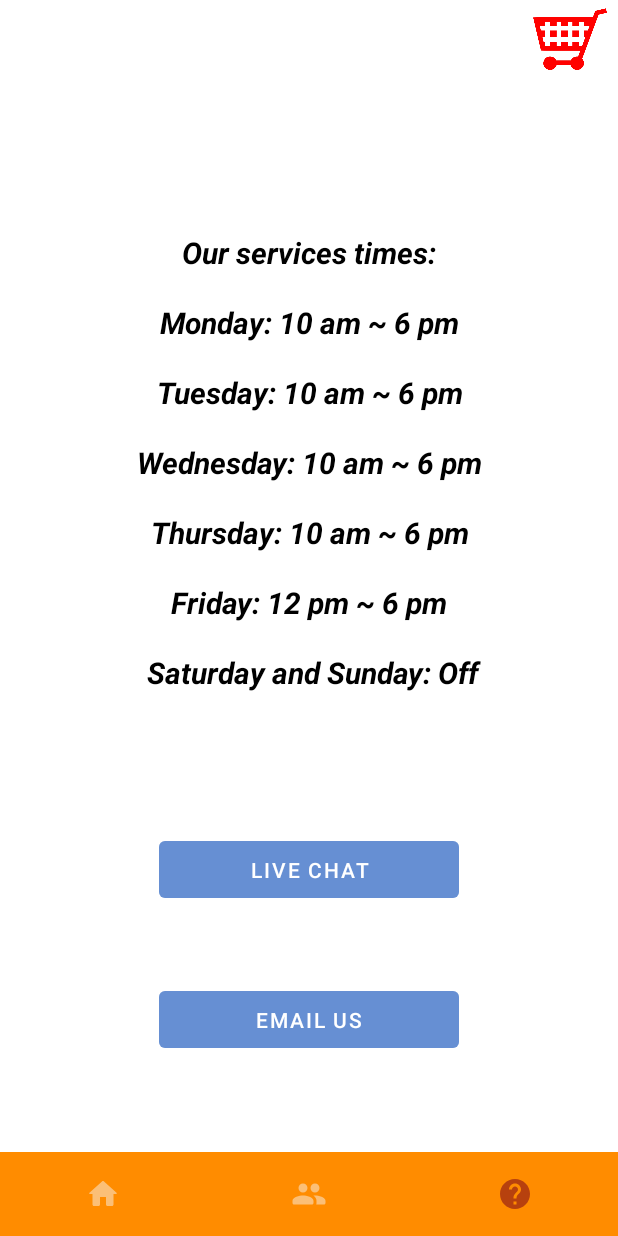
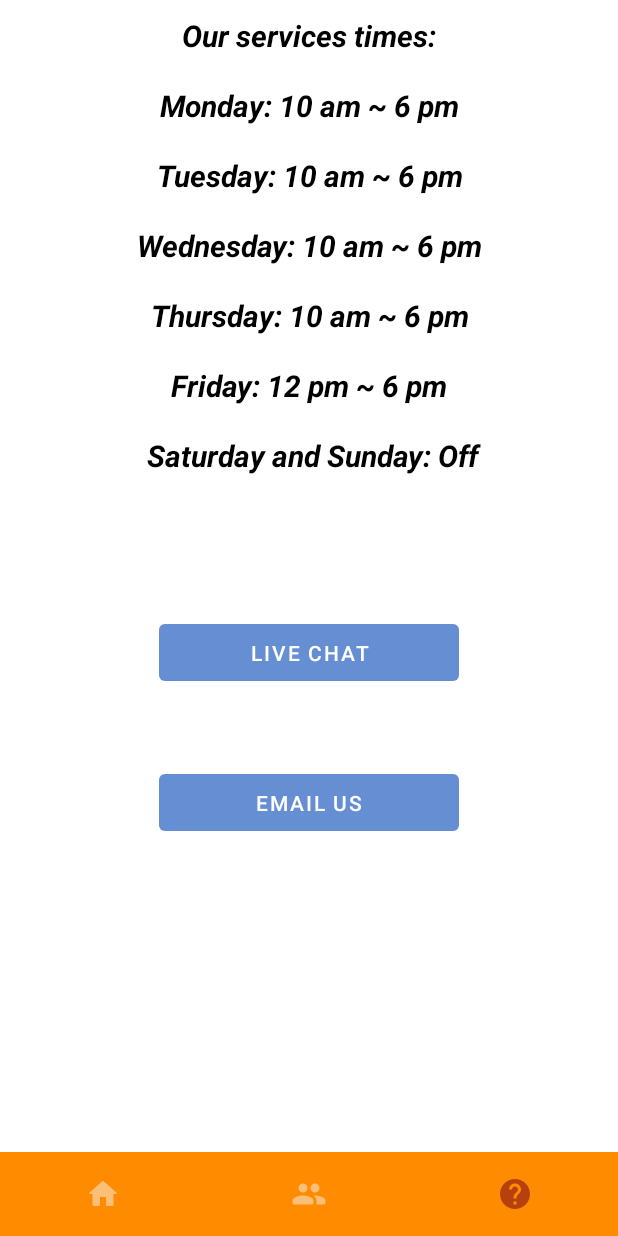
Before and after one commit to sanjanarc/a02-g11-orderup, an Android app: the MainActivity screen opened directly, with no data from a screen before it, item 3 of the bottom bar chosen, on a phone screen of 412 x 824 dp. Run offline under Robolectric (Android 15) with nearby library versions, the phone set to English and light mode, and no system bars; 3 statements that could not run were skipped.

Commit message:
reposition ui

```diff
--- a/app/src/main/java/com/example/orderup/presentation/LoginActivity.java
+++ b/app/src/main/java/com/example/orderup/presentation/LoginActivity.java
@@ -127,7 +127,7 @@ public class LoginActivity extends AppCompatActivity
             int count;
 
             File outFile = new File(copyPath);
-            if (true)
+            if (!outFile.exists())
             {
                 InputStreamReader in = new InputStreamReader(assetManager.open(asset));
                 FileWriter out = new FileWriter(outFile);
--- a/app/src/main/res/layout/activity_main.xml
+++ b/app/src/main/res/layout/activity_main.xml
@@ -10,8 +10,9 @@
     <FrameLayout
         android:id="@+id/container"
         android:layout_width="match_parent"
-        android:layout_height="623dp"
+        android:layout_height="match_parent"
         android:layout_above="@id/bottomNavigationView" />
+
 
     <com.google.android.material.bottomnavigation.BottomNavigationView
         android:id="@+id/bottomNavigationView"
@@ -23,14 +24,4 @@
         app:labelVisibilityMode="unlabeled"
         app:menu="@menu/bottom_nav_menu" />
 
-    <Button
-        android:id="@+id/ViewCartHomeButton"
-        android:layout_width="49dp"
-        android:layout_height="wrap_content"
-        android:layout_alignParentTop="true"
-        android:layout_alignParentEnd="true"
-        android:layout_marginTop="2dp"
-        android:layout_marginEnd="7dp"
-        android:background="#00FFFFFF"
-        android:foreground="@drawable/cart" />
 </RelativeLayout>
```
Also changed, not shown: app/src/main/res/layout/user_home.xml (+14 -0 lines).
